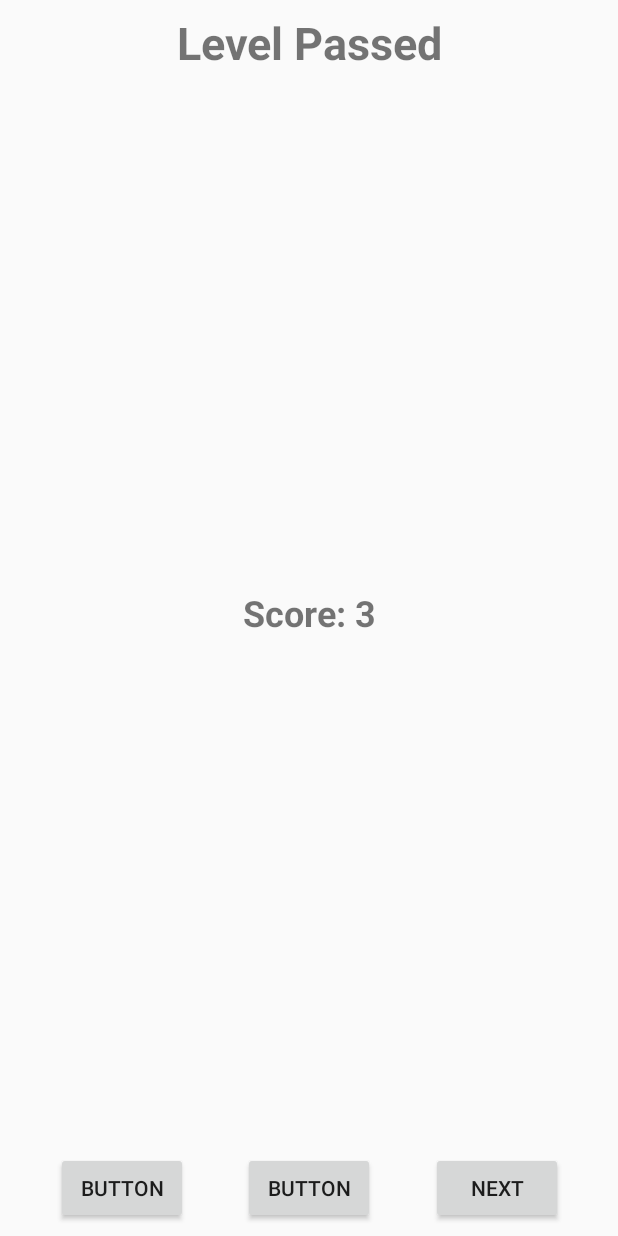
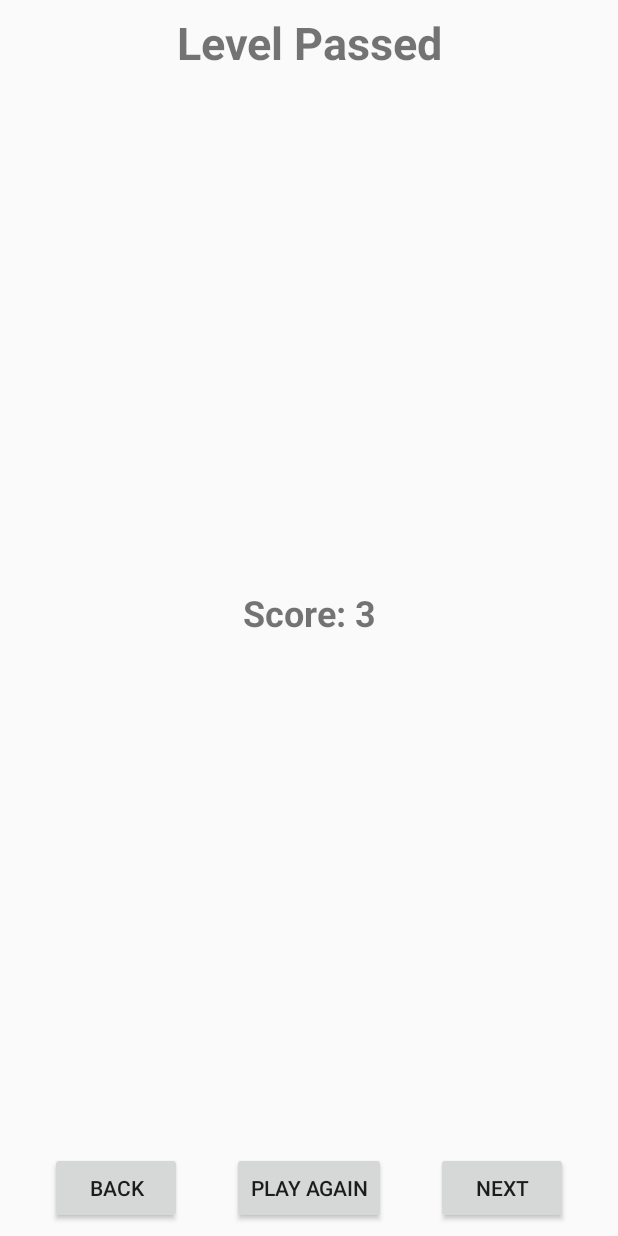
Before and after one commit to MadonnasPlays/TimeFrenzy_Android, an Android app: the layout fragment_level_popup.xml on its own in the app's theme, with its tools: preview values and no code run, on a phone screen of 412 x 824 dp. Run offline under Robolectric (Android 15) with nearby library versions, the phone set to English and light mode, and no system bars.

Commit message:
Level passed dialog buttons working

```diff
--- a/app/src/main/java/com/avoupavou/timefrenzy/levels/LevelFragment.java
+++ b/app/src/main/java/com/avoupavou/timefrenzy/levels/LevelFragment.java
@@ -57,6 +57,8 @@ public class LevelFragment extends Fragment {
     private TextView mLevelTitle;
     private final String LOG_TAG = "LevelFragment";
     private ImageButton mBackButton;
+
+    private LevelDialog levelDialog;
 
     public LevelFragment() {
         // Required empty public constructor
@@ -210,8 +212,8 @@ public class LevelFragment extends Fragment {
     private void levelPassed(int score) {
         LevelController.unLockNext(mLevel.getId());
 
-        LevelDialog levelDialog= new LevelDialog();
-        levelDialog.setLevel(mLevel.getName());
+        levelDialog= new LevelDialog();
+        levelDialog.setLevel(mLevel);
         levelDialog.setScore(score);
         levelDialog.show(this.getActivity().getFragmentManager(), "popup");
     }
--- a/app/src/main/java/com/avoupavou/timefrenzy/levels/LevelSelectFragment.java
+++ b/app/src/main/java/com/avoupavou/timefrenzy/levels/LevelSelectFragment.java
@@ -126,7 +126,6 @@ public class LevelSelectFragment extends Fragment implements View.OnClickListene
 
 
     public interface OnLevelSelectFragmentInteractionListener {
-        //TODO add level select argument
         void onLevelSelect(Level level);
     }
 }
--- a/app/src/main/res/layout/fragment_level_popup.xml
+++ b/app/src/main/res/layout/fragment_level_popup.xml
@@ -32,35 +32,35 @@
         android:textAlignment="center"
         android:textSize="24sp"
         android:textStyle="bold"
-        app:layout_constraintBottom_toTopOf="@+id/button2"
+        app:layout_constraintBottom_toTopOf="@+id/dialog_playagain_button"
         app:layout_constraintEnd_toEndOf="parent"
         app:layout_constraintStart_toStartOf="parent"
         app:layout_constraintTop_toBottomOf="@+id/text_dialog_title" />
 
     <Button
-        android:id="@+id/button"
+        android:id="@+id/dialog_back_button"
         android:layout_width="wrap_content"
         android:layout_height="wrap_content"
         android:layout_marginBottom="8dp"
-        android:text="Button"
+        android:text="@string/back"
         app:layout_constraintBottom_toBottomOf="parent"
-        app:layout_constraintEnd_toStartOf="@+id/button2"
+        app:layout_constraintEnd_toStartOf="@+id/dialog_playagain_button"
         app:layout_constraintHorizontal_bias="0.5"
         app:layout_constraintStart_toStartOf="parent" />
 
     <Button
-        android:id="@+id/button2"
+        android:id="@+id/dialog_playagain_button"
         android:layout_width="wrap_content"
         android:layout_height="wrap_content"
         android:layout_marginBottom="8dp"
-        android:text="Button"
+        android:text="@string/play_again"
         app:layout_constraintBottom_toBottomOf="parent"
-        app:layout_constraintEnd_toStartOf="@+id/button3"
+        app:layout_constraintEnd_toStartOf="@+id/dialog_next_button"
         app:layout_constraintHorizontal_bias="0.5"
-        app:layout_constraintStart_toEndOf="@+id/button" />
+        app:layout_constraintStart_toEndOf="@+id/dialog_back_button" />
 
     <Button
-        android:id="@+id/button3"
+        android:id="@+id/dialog_next_button"
         android:layout_width="wrap_content"
         android:layout_height="wrap_content"
         android:layout_marginBottom="8dp"
@@ -68,5 +68,5 @@
         app:layout_constraintBottom_toBottomOf="parent"
         app:layout_constraintEnd_toEndOf="parent"
         app:layout_constraintHorizontal_bias="0.5"
-        app:layout_constraintStart_toEndOf="@+id/button2" />
+        app:layout_constraintStart_toEndOf="@+id/dialog_playagain_button" />
 </android.support.constraint.ConstraintLayout>
--- a/app/src/main/res/values/strings.xml
+++ b/app/src/main/res/values/strings.xml
@@ -19,4 +19,6 @@
     <string name="sound_off">Mute Sound</string>
     <string name="inline_preferences">Settigns</string>
     <string name="next_level">Next</string>
+    <string name="back">Back</string>
+    <string name="play_again">Play Again</string>
 </resources>
```
Also changed, not shown: app/src/main/java/com/avoupavou/timefrenzy/MainActivity.java (+20 -2 lines), app/src/main/java/com/avoupavou/timefrenzy/levels/LevelDialog.java (+58 -5 lines).
